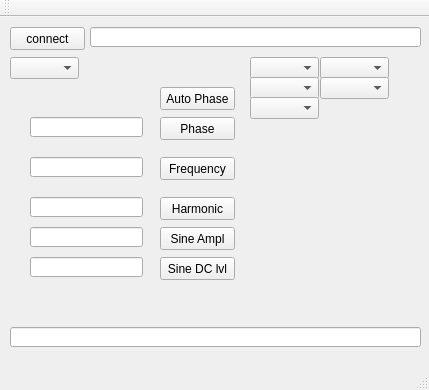
This is SerialPortCommunicationQt/SerialPortCommunication/SRS/LockInAmplifier/Final_Lock-In-Amplifier/mainwindow.ui in vicvict/Lock-In-Amplifier as Qt 5 draws it before an edit. The edited form follows.
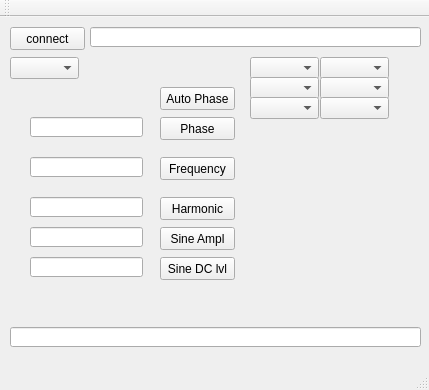
This is the edited form.

The edit to the form file:
```diff
--- a/SerialPortCommunicationQt/SerialPortCommunication/SRS/LockInAmplifier/Final_Lock-In-Amplifier/mainwindow.ui
+++ b/SerialPortCommunicationQt/SerialPortCommunication/SRS/LockInAmplifier/Final_Lock-In-Amplifier/mainwindow.ui
@@ -235,6 +235,16 @@
      </rect>
     </property>
    </widget>
+   <widget class="QComboBox" name="comboBoxInputVoltageMode">
+    <property name="geometry">
+     <rect>
+      <x>320</x>
+      <y>80</y>
+      <width>69</width>
+      <height>22</height>
+     </rect>
+    </property>
+   </widget>
   </widget>
   <widget class="QMenuBar" name="menuBar">
    <property name="geometry">
```
